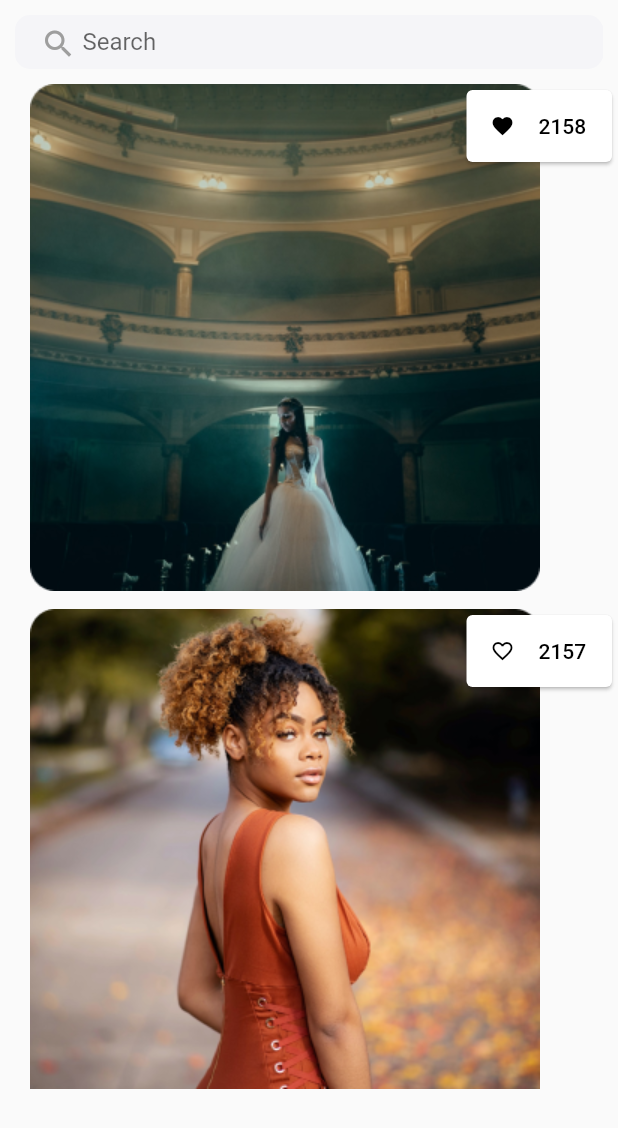
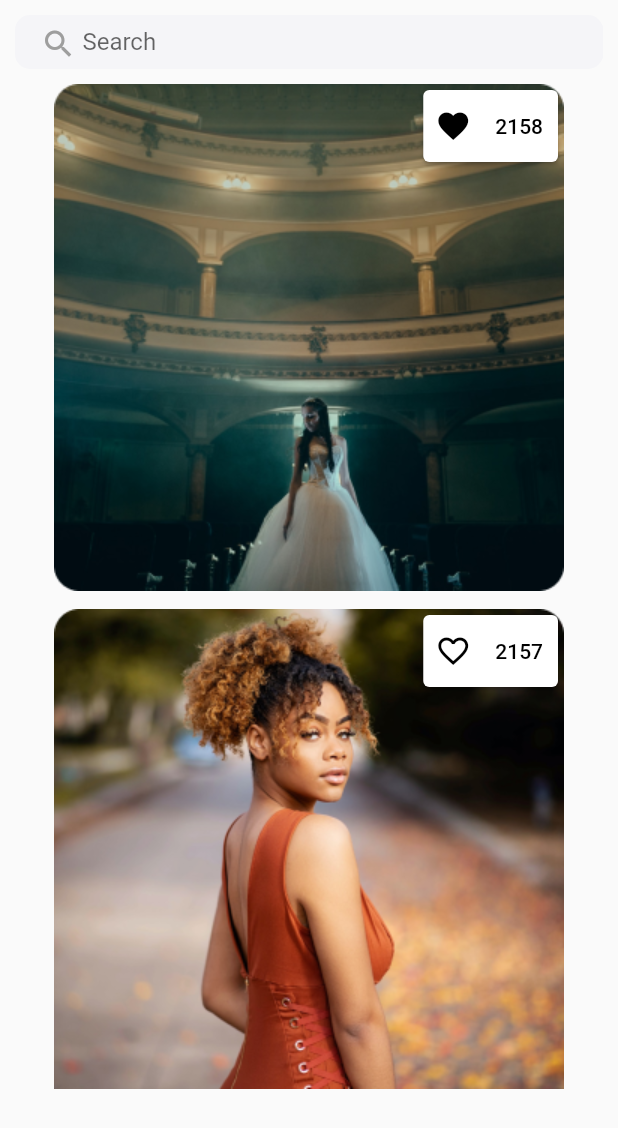
Before and after one commit to berdibekovaG/flutterApp, a Flutter app: the screen it shows after launch, after a tap on the "favorite outline" icon, on a phone screen of 412 x 824 dp. Shown: the top 1128 px of the screen. Run offline on Flutter 3.47's test engine with Material 2 defaults, Android fonts, the phone set to English and light mode, and no system bars.

Commit message:
рефакторинг(название методов и классов)

```diff
--- a/lib/favorite_button.dart
+++ b/lib/favorite_button.dart
@@ -2,10 +2,10 @@ import 'package:flutter/material.dart';
 
 class FavouriteWidget extends StatefulWidget {
   @override
-  _FavoriteWidgetState createState() => _FavoriteWidgetState();
+  FavoriteWidgetState createState() => FavoriteWidgetState();
 }
 
-class _FavoriteWidgetState extends State<FavouriteWidget> {
+class FavoriteWidgetState extends State<FavouriteWidget> {
   bool _isFavorited = false;
   int _favoriteCount = 2157;
 
@@ -17,9 +17,10 @@ class _FavoriteWidgetState extends State<FavouriteWidget> {
           Container(
             child: Row(
               crossAxisAlignment: CrossAxisAlignment.center,
+              mainAxisSize: MainAxisSize.min,
               children: <Widget>[
                 IconButton(
-                  iconSize: 16,
+                  alignment: Alignment.centerLeft,
                   icon: (_isFavorited
                       ? Icon(Icons.favorite)
                       : Icon(Icons.favorite_border)),
@@ -28,7 +29,7 @@ class _FavoriteWidgetState extends State<FavouriteWidget> {
                 ),
                 SizedBox(
                   child: Container(
-                    padding: EdgeInsets.symmetric(vertical: 10),
+                    padding: EdgeInsets.only(right: 10),
                     child: Text(
                       '$_favoriteCount',
                       style: TextStyle(
--- a/lib/main_menu.dart
+++ b/lib/main_menu.dart
@@ -13,22 +13,21 @@ class MyApp extends StatelessWidget {
       theme: ThemeData(
         primaryColor: Colors.grey,
       ),
-      home: _BuildMainScreen(),
+      home: MainScreen(),
     );
   }
 }
 
-class _BuildMainScreen extends StatelessWidget {
+class MainScreen extends StatelessWidget {
   @override
   Widget build(BuildContext context) {
     return Scaffold(
-      appBar: _buildSearchBar(),
-      body: _buildImages(context = context),
+      appBar: searchBar(),
+      body: images(context = context),
     );
   }
-}
 
-Widget _buildSearchBar() => PreferredSize(
+  Widget searchBar() => PreferredSize(
           preferredSize: Size.fromHeight(kToolbarHeight),
        child: Container(
          height: 37,
@@ -63,15 +62,19 @@ Widget _buildSearchBar() => PreferredSize(
         ),
       );
 
-Widget _buildImages(buildContext) => ListView(
-      padding: const EdgeInsets.only(bottom: 20, left: 20),
+  Widget images(buildContext) => ListView(
         children: <Widget>[
           Container(
            margin: const EdgeInsets.only(bottom: 12.0),
+            child: Center(
+
               child: _buildPhotoAndCard('assets/images/pic1.png'),
             ),
+          ),
           GestureDetector(
-          child: Container(child: _buildPhotoAndCard('assets/images/pic2.png')),
+            child: Container(
+                child: Center(
+                    child: _buildPhotoAndCard('assets/images/pic2.png'))),
             onTap: () => Navigator.push(
               buildContext,
               MaterialPageRoute(builder: (context) => SecondScreen()),
@@ -80,26 +83,20 @@ Widget _buildImages(buildContext) => ListView(
         ],
       );
 
-Widget _buildFavouriteCard() => Flexible(
-      fit: FlexFit.tight,
-      child: Container(
-        width: 105,
-        child: Card(
+  Widget favoriteCard() => Card(
         child: FavouriteWidget(),
-        ),
-      ),
       );
 
-Widget _buildPhotoAndCard(String photo) =>
-Stack(
+  Widget _buildPhotoAndCard(String photo) => Stack(
         children: <Widget>[
           Container(
             child: Image.asset(photo),
           ),
-        Align(
-          alignment: Alignment.topRight,
-          //alignment: FractionalOffset(0.7, 0.3),
-          child: _buildFavouriteCard(),
+          Positioned(
+            top: 0.0,
+            right: 0.0,
+            child: favoriteCard(),
           ),
         ],
       );
+}
```
Also changed, not shown: lib/screen_details.dart (+14 -16 lines). Lines whose indentation alone changed are shown as unchanged.
